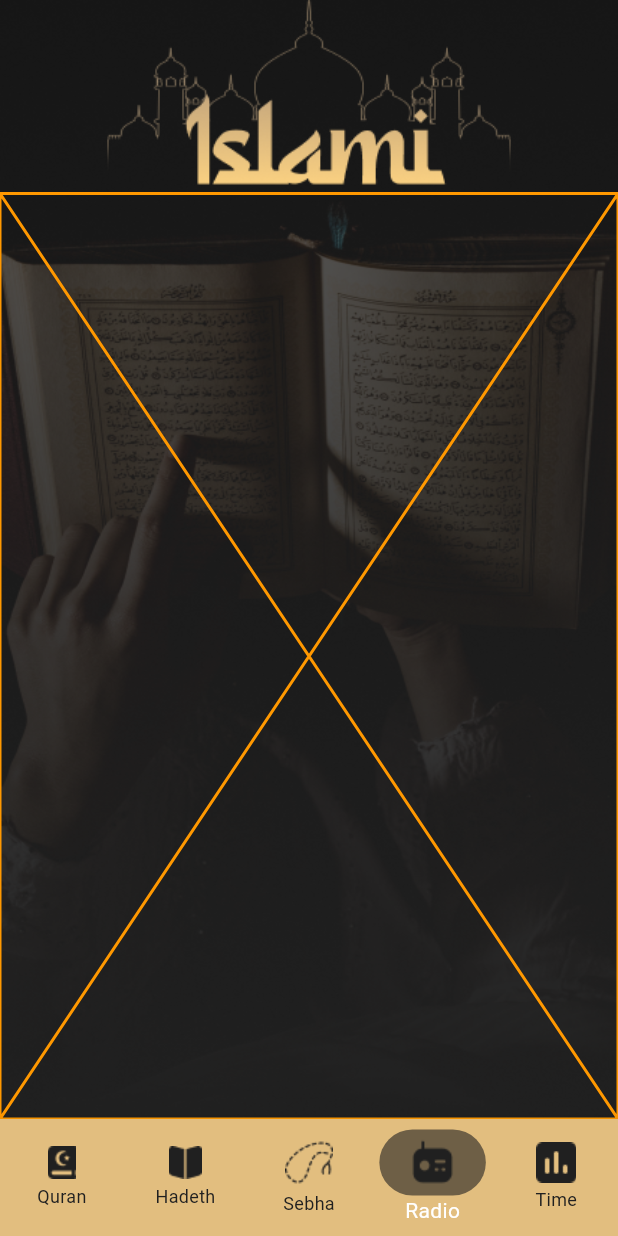
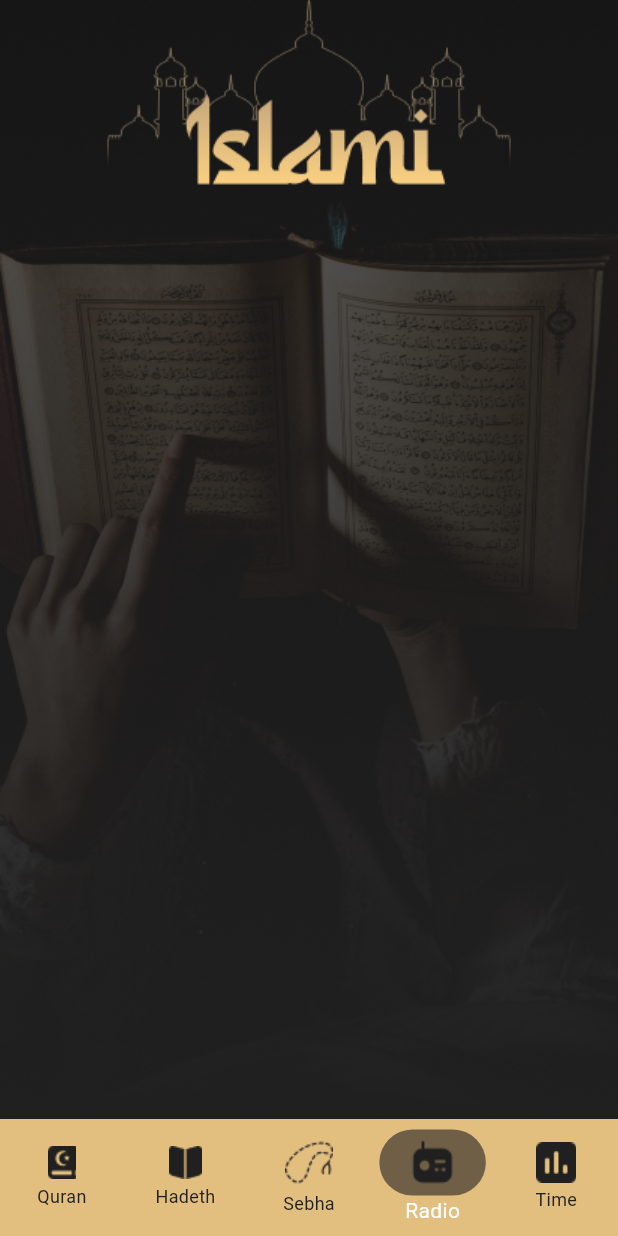
Before and after one commit to Maimaher5/git_islami_firist_add, a Flutter app: the IntroScreen screen opened by its route, item 4 of the bottom bar chosen, on a phone screen of 412 x 824 dp. Run offline on Flutter 3.47's test engine with Material 3 defaults, Android fonts, the phone set to English and light mode, and no system bars; our stand-ins replace carousel_slider, google_fonts, introduction_screen.

Commit message:
+ Add Splash Screen + Create The Home page + Create Button Navigation Bar + Finish quran tab + Finish hadeth tap + Finish sebha tap

```diff
--- a/lib/ui/screens/home/home_screen.dart
+++ b/lib/ui/screens/home/home_screen.dart
@@ -105,7 +105,9 @@ class HomeScreen extends StatelessWidget{
       back: const Icon(Icons.arrow_back),
       skip: const Text('Back', style: TextStyle(fontWeight: FontWeight.w600 ,
           color: AppColors.primaryColor)),
-      next: const Icon(Icons.arrow_forward , color:AppColors.primaryColor ,),
+     // next: const Icon(Icons.arrow_forward , color:AppColors.primaryColor ,),
+      next: const Text('Next', style: TextStyle(fontWeight: FontWeight.w600,
+          color: AppColors.primaryColor)),
       done: const Text('Finish', style: TextStyle(fontWeight: FontWeight.w600,
           color: AppColors.primaryColor)),
       curve: Curves.fastLinearToSlowEaseIn,
--- a/lib/ui/screens/home/tabs/hadethTabs/widget/hadethItem.dart
+++ b/lib/ui/screens/home/tabs/hadethTabs/widget/hadethItem.dart
@@ -5,7 +5,6 @@ import 'package:testing_git/core/utilss/app_colors.dart';
 import 'package:testing_git/core/utilss/app_images.dart';
 import 'package:testing_git/model/hadeth.dart';
 import 'package:testing_git/ui/screens/home/common/main_loading_widget.dart';
-
 import '../../../../../../core/utilss/app_font_style.dart';
 import '../../../../../../core/utilss/app_size.dart';
 import '../hadethContent.dart';
--- a/lib/ui/screens/home/tabs/radioTabs/radiotab.dart
+++ b/lib/ui/screens/home/tabs/radioTabs/radiotab.dart
@@ -4,8 +4,8 @@ import 'package:flutter/material.dart';
 class Radiotab extends StatelessWidget{
   @override
   Widget build(BuildContext context) {
-    return const Placeholder(
-      color: Colors.orange,
+    return Container(
+
     );
   }
 }
```
Also changed, not shown: lib/ui/screens/home/tabs/sebhaTabs/sebhatab.dart (+18 -3 lines).
